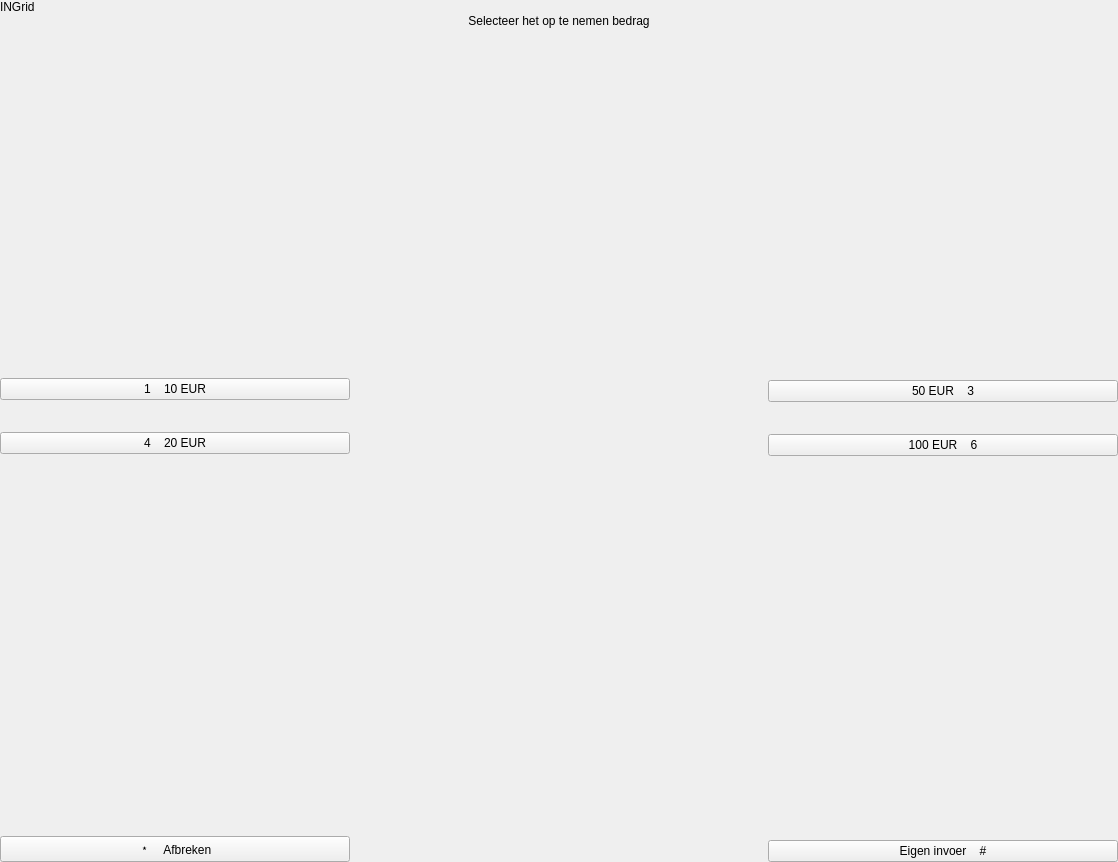
The window that ui/main.ui (Herbankers/hb-GUI) describes before a commit, drawn with Qt 5.
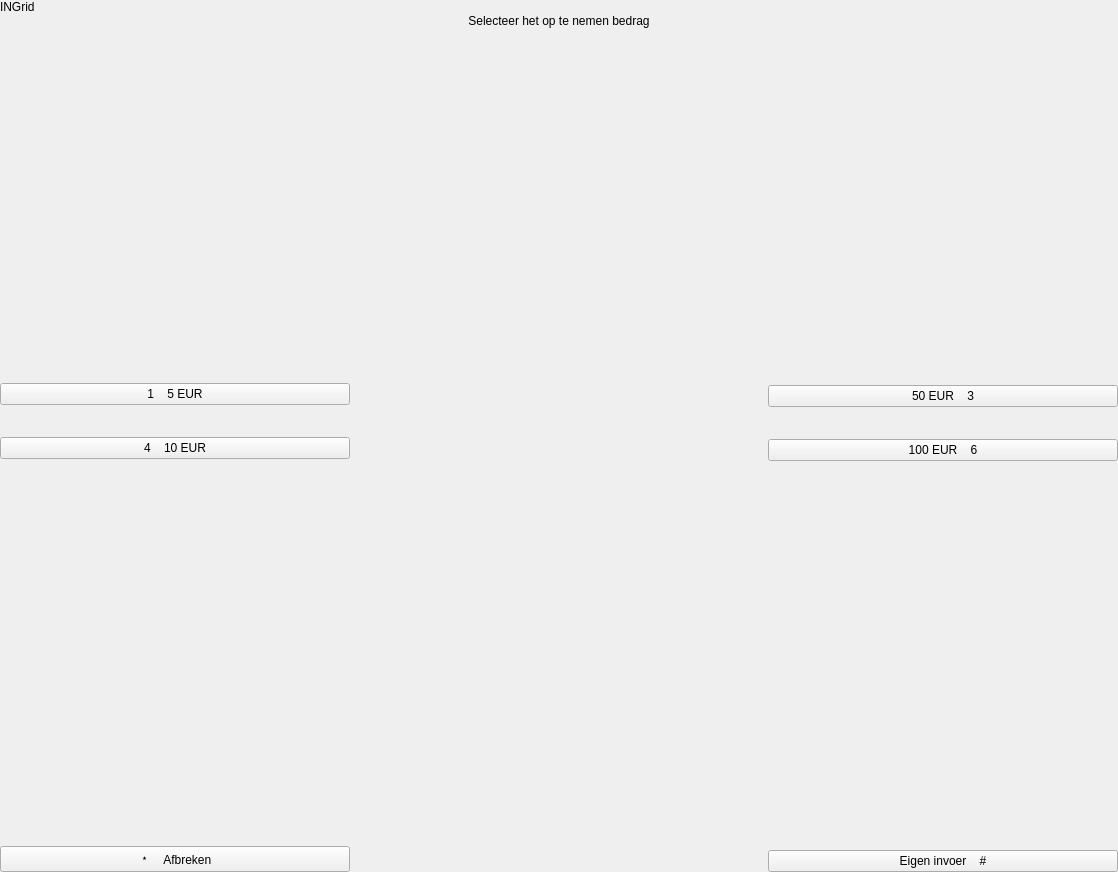
The same window after the commit. The open tabs and pages were chosen to show the change. Icons and pictures are not drawn.

```diff
--- a/ui/main.ui
+++ b/ui/main.ui
@@ -7,7 +7,7 @@
     <x>0</x>
     <y>0</y>
     <width>1118</width>
-    <height>862</height>
+    <height>872</height>
    </rect>
   </property>
   <property name="windowTitle">
@@ -865,7 +865,7 @@
                </size>
               </property>
               <property name="text">
-               <string>1    10 EUR</string>
+               <string>1    5 EUR</string>
               </property>
              </widget>
             </item>
@@ -884,7 +884,7 @@
                </size>
               </property>
               <property name="text">
-               <string>4    20 EUR</string>
+               <string>4    10 EUR</string>
               </property>
              </widget>
             </item>
```
Left out of the diff: 4 changed lines with no effect on the pictures.
